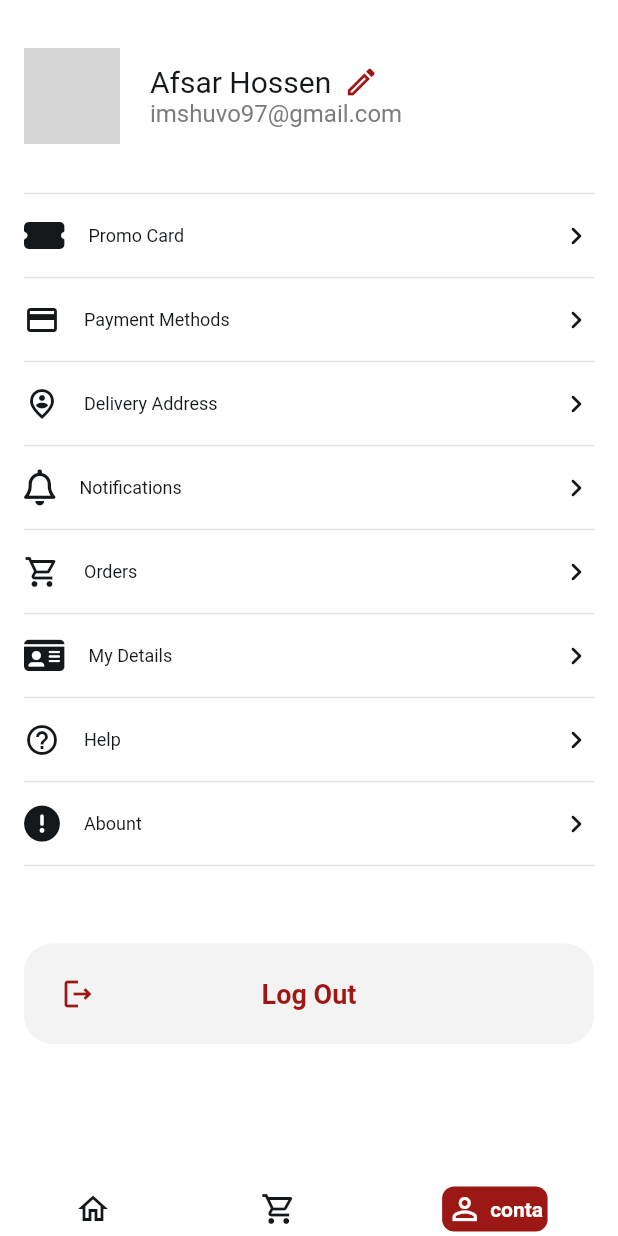
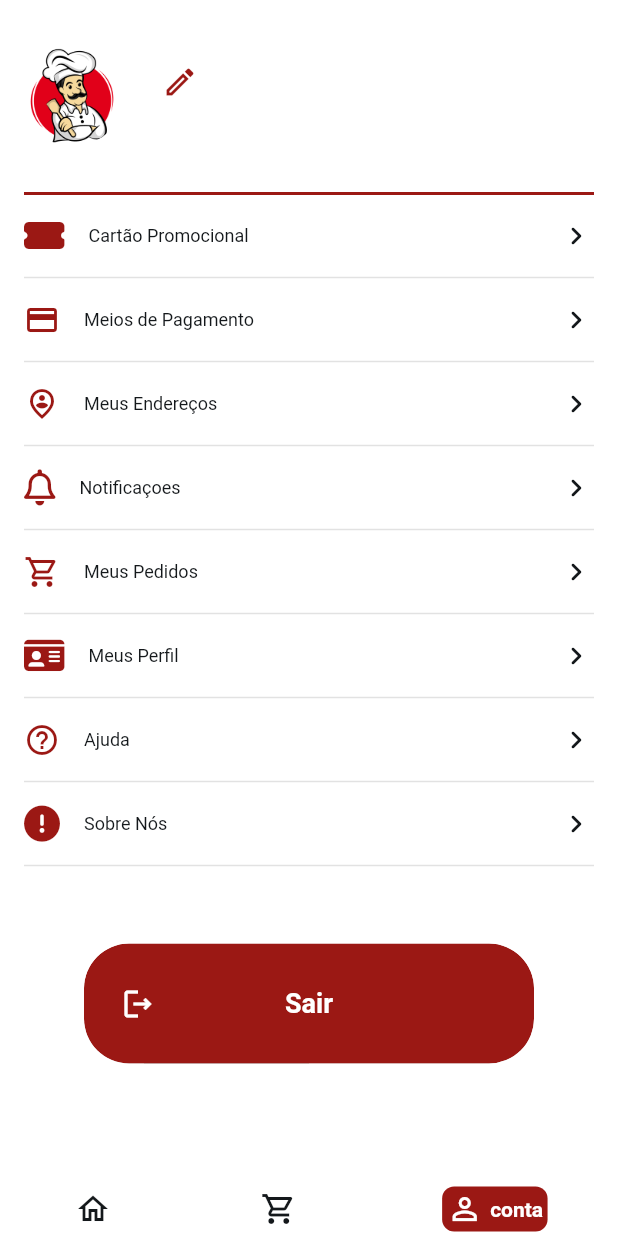
Before and after one commit to tecnocell-cell/appdelivery, a Flutter app: the screen it shows once a user with an empty profile is signed in, item 3 of the bottom bar chosen, on a phone screen of 412 x 824 dp. Run offline on Flutter 3.47's test engine with Material 2 defaults, Android fonts, the phone set to English and light mode, and no system bars; drawn by our look-alikes of flutter_animate, google_nav_bar; our stand-ins replace auto_size_text, badges, cloud_firestore, firebase_auth, firebase_core, flutter_rating_bar and 12 more; missing offline and left inert: json_path; accounts and stored records are empty; network calls fail; Roboto replaces fonts that are missing (Readex Pro); grey boxes are pictures that could not be loaded.

Commit message:
Updating to latest FlutterFlow output.

```diff
--- a/lib/components/carrinho_vazio_widget.dart
+++ b/lib/components/carrinho_vazio_widget.dart
@@ -62,7 +62,7 @@ class _CarrinhoVazioWidgetState extends State<CarrinhoVazioWidget> {
                 style: FlutterFlowTheme.of(context).headlineSmall.override(
                       fontFamily: 'Outfit',
                       color: FlutterFlowTheme.of(context).primaryText,
-                      fontSize: 20.0,
+                      fontSize: 19.0,
                     ),
               ),
             ],
--- a/lib/flutter_flow/flutter_flow_theme.dart
+++ b/lib/flutter_flow/flutter_flow_theme.dart
@@ -104,7 +104,7 @@ class LightModeTheme extends FlutterFlowTheme {
   Color get tertiaryColor => tertiary;
 
   late Color primary = const Color(0xFF9B1814);
-  late Color secondary = const Color(0xFFFF7741);
+  late Color secondary = const Color(0xFFFFAA00);
   late Color tertiary = const Color(0xFFEEABAC);
   late Color alternate = const Color(0xFFFEF0EF);
   late Color primaryText = const Color(0xFF14181B);
--- a/lib/pages/conta/conta_widget.dart
+++ b/lib/pages/conta/conta_widget.dart
@@ -1,7 +1,11 @@
+import '/auth/firebase_auth/auth_util.dart';
+import '/flutter_flow/flutter_flow_animations.dart';
 import '/flutter_flow/flutter_flow_theme.dart';
 import '/flutter_flow/flutter_flow_util.dart';
+import 'dart:ui';
 import 'package:flutter/material.dart';
 import 'package:flutter/services.dart';
+import 'package:flutter_animate/flutter_animate.dart';
 import 'package:font_awesome_flutter/font_awesome_flutter.dart';
 import 'package:provider/provider.dart';
 import 'conta_model.dart';
@@ -14,10 +18,34 @@ class ContaWidget extends StatefulWidget {
   _ContaWidgetState createState() => _ContaWidgetState();
 }
 
-class _ContaWidgetState extends State<ContaWidget> {
+class _ContaWidgetState extends State<ContaWidget>
+    with TickerProviderStateMixin {
   late ContaModel _model;
 
   final scaffoldKey = GlobalKey<ScaffoldState>();
+
+  final animationsMap = {
+    'blurOnPageLoadAnimation': AnimationInfo(
+      trigger: AnimationTrigger.onPageLoad,
+      effects: [
+        ShakeEffect(
+          curve: Curves.easeInOut,
+          delay: 80.ms,
+          duration: 1000.ms,
+          hz: 5,
+          offset: const Offset(0.0, 0.0),
+          rotation: 0.105,
+        ),
+        ScaleEffect(
+          curve: Curves.easeInOut,
+          delay: 80.ms,
+          duration: 1000.ms,
+          begin: const Offset(0.0, 0.0),
+          end: const Offset(1.0, 1.0),
+        ),
+      ],
+    ),
+  };
 
   @override
   void initState() {
@@ -73,8 +101,8 @@ class _ContaWidgetState extends State<ContaWidget> {
                           children: [
                             ClipRRect(
                               borderRadius: BorderRadius.circular(27.0),
-                              child: Image.network(
-                                'https://images.unsplash.com/photo-1507003211169-0a1dd7228f2d?crop=entropy&cs=tinysrgb&fit=max&fm=jpg&ixid=M3w0NTYyMDF8MHwxfHNlYXJjaHwxM3x8cGVvcGxlfGVufDB8fHx8MTY5NzcwMzM3NHww&ixlib=rb-4.0.3&q=80&w=1080',
+                              child: Image.asset(
+                                'assets/images/Red_Illustrated_Mascot_Chef_Free_Logo.png',
                                 width: 64.0,
                                 height: 64.0,
                                 fit: BoxFit.cover,
@@ -91,13 +119,16 @@ class _ContaWidgetState extends State<ContaWidget> {
                                   Row(
                                     mainAxisSize: MainAxisSize.max,
                                     children: [
-                                      Text(
-                                        'Afsar Hossen',
+                                      AuthUserStreamWidget(
+                                        builder: (context) => Text(
+                                          currentUserDisplayName,
                                           style: FlutterFlowTheme.of(context)
                                               .bodyMedium
                                               .override(
                                                 fontFamily: 'Readex Pro',
                                                 fontSize: 20.0,
+                                                letterSpacing: 1.0,
+                                              ),
                                         ),
                                       ),
                                       Padding(
@@ -113,12 +144,13 @@ class _ContaWidgetState extends State<ContaWidget> {
                                     ],
                                   ),
                                   Text(
-                                    'imshuvo97@gmail.com',
+                                    currentUserEmail,
                                     style: FlutterFlowTheme.of(context)
                                         .bodyMedium
                                         .override(
                                           fontFamily: 'Readex Pro',
-                                          color: const Color(0xFF7C7C7C),
+                                          color: FlutterFlowTheme.of(context)
+                                              .primaryText,
                                           fontSize: 16.0,
                                         ),
                                   ),
@@ -128,9 +160,9 @@ class _ContaWidgetState extends State<ContaWidget> {
                           ],
                         ),
                       ),
-                      const Divider(
-                        thickness: 1.0,
-                        color: Color(0xFFE2E2E2),
+                      Divider(
+                        thickness: 2.0,
+                        color: FlutterFlowTheme.of(context).primary,
                       ),
                       Container(
                         width: double.infinity,
@@ -148,15 +180,14 @@ class _ContaWidgetState extends State<ContaWidget> {
                               children: [
                                 FaIcon(
                                   FontAwesomeIcons.ticketAlt,
-                                  color:
-                                      FlutterFlowTheme.of(context).primaryText,
+                                  color: FlutterFlowTheme.of(context).primary,
                                   size: 24.0,
                                 ),
                                 Padding(
                                   padding: const EdgeInsetsDirectional.fromSTEB(
                                       16.0, 0.0, 0.0, 0.0),
                                   child: Text(
-                                    'Promo Card',
+                                    'Cartão Promocional',
                                     style:
                                         FlutterFlowTheme.of(context).bodyMedium,
                                   ),
@@ -191,15 +222,14 @@ class _ContaWidgetState extends State<ContaWidget> {
                               children: [
                                 Icon(
                                   Icons.credit_card,
-                                  color:
-                                      FlutterFlowTheme.of(context).primaryText,
+                                  color: FlutterFlowTheme.of(context).primary,
                                   size: 24.0,
                                 ),
                                 Padding(
                                   padding: const EdgeInsetsDirectional.fromSTEB(
                                       16.0, 0.0, 0.0, 0.0),
                                   child: Text(
-                                    'Payment Methods',
+                                    'Meios de Pagamento',
                                     style:
                                         FlutterFlowTheme.of(context).bodyMedium,
                                   ),
@@ -234,15 +264,14 @@ class _ContaWidgetState extends State<ContaWidget> {
                               children: [
                                 Icon(
                                   Icons.person_pin_circle_outlined,
-                                  color:
-                                      FlutterFlowTheme.of(context).primaryText,
+                                  color: FlutterFlowTheme.of(context).primary,
                                   size: 24.0,
                                 ),
                                 Padding(
                                   padding: const EdgeInsetsDirectional.fromSTEB(
                                       16.0, 0.0, 0.0, 0.0),
                                   child: Text(
-                                    'Delivery Address',
+                                    'Meus Endereços',
                                     style:
                                         FlutterFlowTheme.of(context).bodyMedium,
                                   ),
@@ -277,15 +306,14 @@ class _ContaWidgetState extends State<ContaWidget> {
                               children: [
                                 FaIcon(
                                   FontAwesomeIcons.bell,
-                                  color:
-                                      FlutterFlowTheme.of(context).primaryText,
+                                  color: FlutterFlowTheme.of(context).primary,
                                   size: 24.0,
                                 ),
                                 Padding(
                                   padding: const EdgeInsetsDirectional.fromSTEB(
                                       16.0, 0.0, 0.0, 0.0),
                                   child: Text(
-                                    'Notifications',
+                                    'Notificaçoes',
                                     style:
                                         FlutterFlowTheme.of(context).bodyMedium,
                                   ),
@@ -320,15 +348,14 @@ class _ContaWidgetState extends State<ContaWidget> {
                               children: [
                                 Icon(
                                   Icons.shopping_cart_outlined,
-                                  color:
-                                      FlutterFlowTheme.of(context).primaryText,
+                                  color: FlutterFlowTheme.of(context).primary,
                                   size: 24.0,
                                 ),
                                 Padding(
                                   padding: const EdgeInsetsDirectional.fromSTEB(
                                       16.0, 0.0, 0.0, 0.0),
                                   child: Text(
-                                    'Orders',
+                                    'Meus Pedidos',
                                     style:
                                         FlutterFlowTheme.of(context).bodyMedium,
                                   ),
@@ -363,15 +390,14 @@ class _ContaWidgetState extends State<ContaWidget> {
                               children: [
                                 FaIcon(
                                   FontAwesomeIcons.solidIdCard,
-                                  color:
-                                      FlutterFlowTheme.of(context).primaryText,
+                                  color: FlutterFlowTheme.of(context).primary,
                                   size: 24.0,
                                 ),
                                 Padding(
                                   padding: const EdgeInsetsDirectional.fromSTEB(
                                       16.0, 0.0, 0.0, 0.0),
                                   child: Text(
-                                    'My Details',
+                                    'Meus Perfil',
                                     style:
                                         FlutterFlowTheme.of(context).bodyMedium,
                                   ),
@@ -406,15 +432,14 @@ class _ContaWidgetState extends State<ContaWidget> {
                               children: [
                                 Icon(
                                   Icons.help_outline,
-                                  color:
-                                      FlutterFlowTheme.of(context).primaryText,
+                                  color: FlutterFlowTheme.of(context).primary,
                                   size: 24.0,
                                 ),
                                 Padding(
                                   padding: const EdgeInsetsDirectional.fromSTEB(
                                       16.0, 0.0, 0.0, 0.0),
                                   child: Text(
-                                    'Help',
+                                    'Ajuda',
                                     style:
                                         FlutterFlowTheme.of(context).bodyMedium,
                                   ),
@@ -449,15 +474,14 @@ class _ContaWidgetState extends State<ContaWidget> {
                               children: [
                                 FaIcon(
                                   FontAwesomeIcons.exclamationCircle,
-                                  color:
-                                      FlutterFlowTheme.of(context).primaryText,
+                                  color: FlutterFlowTheme.of(context).primary,
                                   size: 24.0,
                                 ),
                                 Padding(
                                   padding: const EdgeInsetsDirectional.fromSTEB(
                                       16.0, 0.0, 0.0, 0.0),
                                   child: Text(
-                                    'Abount',
+                                    'Sobre Nós',
                                     style:
                                         FlutterFlowTheme.of(context).bodyMedium,
                                   ),
@@ -478,45 +502,78 @@ class _ContaWidgetState extends State<ContaWidget> {
                       ),
                     ],
                   ),
-                  Container(
-                    width: double.infinity,
-                    height: 67.0,
+                  ClipRRect(
+                    borderRadius: BorderRadius.circular(30.0),
+                    child: BackdropFilter(
+                      filter: ImageFilter.blur(
+                        sigmaX: 2.0,
+                        sigmaY: 2.0,
+                      ),
+                      child: Material(
+                        color: Colors.transparent,
+                        elevation: 20.0,
+                        shape: RoundedRectangleBorder(
+                          borderRadius: BorderRadius.circular(30.0),
+                        ),
+                        child: Container(
+                          width: 300.0,
+                          height: 80.0,
                           decoration: BoxDecoration(
-                      color: const Color(0xFFF2F3F2),
-                      borderRadius: BorderRadius.circular(19.0),
+                            color: FlutterFlowTheme.of(context).primary,
+                            borderRadius: BorderRadius.circular(30.0),
                           ),
                           child: Padding(
-                      padding:
-                          const EdgeInsetsDirectional.fromSTEB(24.0, 0.0, 24.0, 0.0),
+                            padding: const EdgeInsetsDirectional.fromSTEB(
+                                24.0, 0.0, 24.0, 0.0),
+                            child: InkWell(
+                              splashColor: Colors.transparent,
+                              focusColor: Colors.transparent,
+                              hoverColor: Colors.transparent,
+                              highlightColor: Colors.transparent,
+                              onTap: () async {
+                                GoRouter.of(context).prepareAuthEvent();
+                                await authManager.signOut();
+                                GoRouter.of(context).clearRedirectLocation();
+
+                                context.goNamedAuth('Inicial', context.mounted);
+                              },
                               child: Row(
                                 mainAxisSize: MainAxisSize.max,
-                        mainAxisAlignment: MainAxisAlignment.spaceBetween,
+                                mainAxisAlignment:
+                                    MainAxisAlignment.spaceBetween,
                                 children: [
                                   Icon(
                                     Icons.logout_outlined,
-                            color: FlutterFlowTheme.of(context).primary,
+                                    color: FlutterFlowTheme.of(context)
+                                        .secondaryBackground,
                                     size: 24.0,
                                   ),
                                   Text(
-                            'Log Out',
+                                    'Sair',
                                     style: FlutterFlowTheme.of(context)
                                         .bodyMedium
                                         .override(
                                           fontFamily: 'Readex Pro',
-                                  color: FlutterFlowTheme.of(context).primary,
+                                          color: FlutterFlowTheme.of(context)
+                                              .secondaryBackground,
                                           fontSize: 18.0,
-                                  fontWeight: FontWeight.w600,
+                                          fontWeight: FontWeight.bold,
                                         ),
                                   ),
                                   const Icon(
                                     Icons.settings_outlined,
-                            color: Color(0xFFF2F3F2),
+                                    color: Color(0xA79B1814),
                                     size: 24.0,
                                   ),
                                 ],
                               ),
                             ),
                           ),
+                        ),
+                      ),
+                    ),
+                  ).animateOnPageLoad(
+                      animationsMap['blurOnPageLoadAnimation']!),
                 ].divide(const SizedBox(height: 44.0)),
               ),
             ),
```
Also changed, not shown: assets/images/Red_Illustrated_Mascot_Chef_Free_Logo.png (added). Lines whose indentation alone changed are shown as unchanged.
